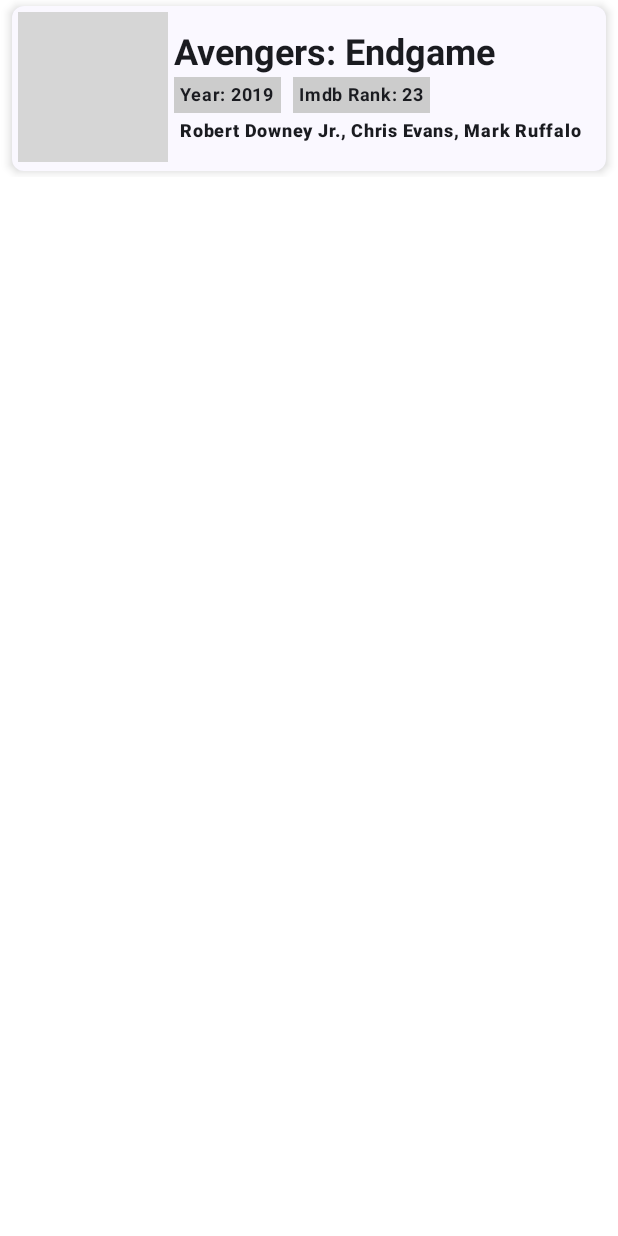
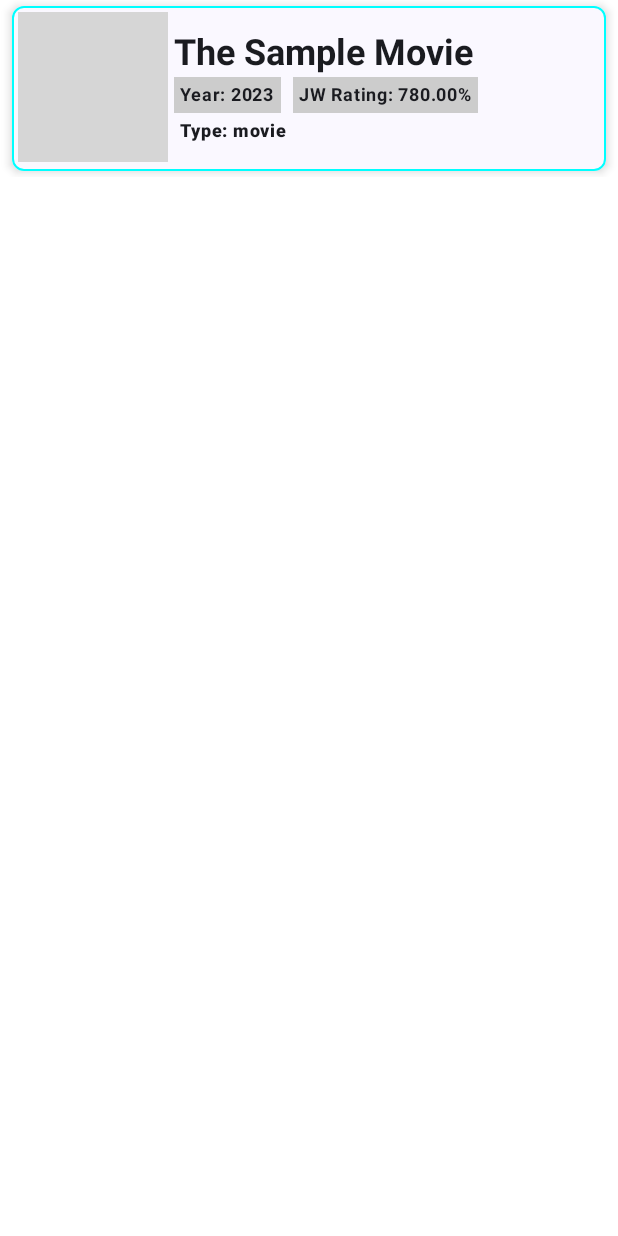
Before and after one commit to vkamat93/MovieApp, an Android app built with Jetpack Compose: the @Preview function DefaultPreview, on a phone screen of 412 x 824 dp. Run offline under Robolectric (Android 15) with nearby library versions, the phone set to English and light mode, and no system bars; our stand-ins replace livedata-compose; pictures from the network do not load; grey boxes are pictures that could not be loaded.

Commit message:
added GET endpoint for JW
hardcoded a string for results

```diff
--- a/app/src/main/java/com/example/movieapp/model/Description.kt
+++ b/app/src/main/java/com/example/movieapp/model/DescriptionImdb.kt
@@ -1,10 +1,8 @@
 package com.example.movieapp.model
 
 import com.google.gson.annotations.SerializedName
-import kotlinx.serialization.SerialName
-import kotlinx.serialization.Serializable
 
-data class Description(
+data class DescriptionImdb(
 
     @SerializedName("#ACTORS") val actors: String,
     @SerializedName("#AKA") val aka: String,
--- /dev/null
+++ b/app/src/main/java/com/example/movieapp/model/DescriptionJW.kt
@@ -0,0 +1,18 @@
+package com.example.movieapp.model
+
+data class DescriptionJW(
+    val backdrops: List<String>,
+    val id: String,
+    val imdbId: String,
+    val jwRating: Double,
+    val offers: List<Offer>,
+    val photo_url: List<String>,
+    val runtime: Int,
+    val title: String,
+    val tmdbId: String,
+    val tomatoCertifiedFresh: Boolean,
+    val tomatoMeter: Int,
+    val type: String,
+    val url: String,
+    val year: Int
+)
--- /dev/null
+++ b/app/src/main/java/com/example/movieapp/model/Offer.kt
@@ -0,0 +1,7 @@
+package com.example.movieapp.model
+
+data class Offer(
+    val name: String,
+    val type: String,
+    val url: String
+)
--- a/app/src/main/java/com/example/movieapp/model/SearchResults.kt
+++ b/app/src/main/java/com/example/movieapp/model/SearchResultsImdb.kt
@@ -1,7 +1,7 @@
 package com.example.movieapp.model
 
-data class SearchResults(
-    val description: List<Description>,
+data class SearchResultsImdb(
+    val descriptionImdb: List<DescriptionImdb>,
     val error_code: Int,
     val ok: Boolean
 )
--- a/app/src/main/java/com/example/movieapp/network/ApiService.kt
+++ b/app/src/main/java/com/example/movieapp/network/ApiService.kt
@@ -1,6 +1,6 @@
 package com.example.movieapp.network
 
-import com.example.movieapp.model.SearchResults
+import com.example.movieapp.model.SearchResultsJW
 import retrofit2.Retrofit
 import retrofit2.converter.gson.GsonConverterFactory
 import retrofit2.http.GET
@@ -8,10 +8,10 @@ import retrofit2.http.Query
 
 interface ApiService {
 
-    @GET("search")
+    @GET("justwatch")
     suspend fun getSearchResults(
         @Query("q") query: String,
-    ): SearchResults
+    ): SearchResultsJW
 
     companion object {
         private var apiService: ApiService? = null
--- a/app/src/main/java/com/example/movieapp/view/HomeUI.kt
+++ b/app/src/main/java/com/example/movieapp/view/HomeUI.kt
@@ -1,5 +1,7 @@
 package com.example.movieapp.view
 
+import android.annotation.SuppressLint
+import androidx.compose.foundation.BorderStroke
 import androidx.compose.foundation.background
 import androidx.compose.foundation.layout.Arrangement
 import androidx.compose.foundation.layout.Box
@@ -16,10 +18,12 @@ import androidx.compose.foundation.lazy.LazyColumn
 import androidx.compose.foundation.lazy.itemsIndexed
 import androidx.compose.foundation.shape.CircleShape
 import androidx.compose.foundation.shape.RoundedCornerShape
+import androidx.compose.material.icons.Icons
 import androidx.compose.material3.Card
 import androidx.compose.material3.CardDefaults
 import androidx.compose.material3.CircularProgressIndicator
 import androidx.compose.material3.MaterialTheme
+import androidx.compose.material3.MaterialTheme.colorScheme
 import androidx.compose.material3.Surface
 import androidx.compose.material3.Text
 import androidx.compose.runtime.Composable
@@ -38,7 +42,8 @@ import coil3.compose.AsyncImage
 import coil3.request.ImageRequest
 import coil3.request.crossfade
 import com.example.movieapp.R
-import com.example.movieapp.model.Description
+import com.example.movieapp.model.DescriptionJW
+import com.example.movieapp.model.Offer
 import com.example.movieapp.ui.theme.MovieAppTheme
 import com.example.movieapp.viewmodel.MovieViewModel
 
@@ -73,31 +78,59 @@ fun MovieList(movieViewModel: MovieViewModel) {
 @Composable
 fun DefaultPreview() {
     MovieAppTheme {
-        val dummyDescription = Description(
-            actors = "Robert Downey Jr., Chris Evans, Mark Ruffalo",
-            aka = "",
-            imdbId = "tt4154796",
-            imdbIv = "",
-            imdbUrl = "",
-            imgPoster = "https://m.media-amazon.com/images/M/MV5BMGNiN2RlZTMtMTkyZC00YjkwLTgyY2QtMDg1ZDNhODQwNWM4XkEyXkFqcGc@._V1_.jpg",
-            rank = 23,
-            title = "Avengers: Endgame",
-            year = 2019,
-            photoWidth = 1382,
-            photoHeight = 2048
+//        val dummyDescription = DescriptionX(
+//            actors = "Robert Downey Jr., Chris Evans, Mark Ruffalo",
+//            aka = "",
+//            imdbId = "tt4154796",
+//            imdbIv = "",
+//            imdbUrl = "",
+//            imgPoster = "https://m.media-amazon.com/images/M/MV5BMGNiN2RlZTMtMTkyZC00YjkwLTgyY2QtMDg1ZDNhODQwNWM4XkEyXkFqcGc@._V1_.jpg",
+//            rank = 23,
+//            title = "Avengers: Endgame",
+//            year = 2019,
+//            photoWidth = 1382,
+//            photoHeight = 2048
+//        )
+        val dummyMovie = DescriptionJW(
+            backdrops = listOf(
+                "https://image.tmdb.org/t/p/original/abcd1234_backdrop1.jpg",
+                "https://image.tmdb.org/t/p/original/wxyz5678_backdrop2.jpg"
+            ),
+            id = "500",
+            imdbId = "tt1234567",
+            jwRating = 7.8,
+            offers = listOf(
+                Offer(name = "Netflix", type = "Movie", url = "https://netflix.com/watch/500"),
+                Offer(name = "Prime Video", type = "Movie", url = "https://primevideo.com/title/500")
+            ),
+            photo_url = listOf(
+                "https://image.tmdb.org/t/p/w500/photo1.jpg",
+                "https://image.tmdb.org/t/p/w500/photo2.jpg"
+            ),
+            runtime = 125,
+            title = "The Sample Movie",
+            tmdbId = "500",
+            tomatoCertifiedFresh = true,
+            tomatoMeter = 85,
+            type = "movie",
+            url = "https://example.com/movies/500",
+            year = 2023
         )
-        MovieItem(description = dummyDescription)
+        MovieItem(description = dummyMovie)
     }
 }
 
 
+@SuppressLint("DefaultLocale")
 @Composable
-fun MovieItem(description: Description) {
+fun MovieItem(description: DescriptionJW) {
     // This composable function displays a single movie item in the list.
     Card (
         modifier = Modifier.padding(8.dp, 4.dp)
             .fillMaxWidth()
             .height(110.dp),
+        colors = CardDefaults.cardColors(containerColor = colorScheme.surface),
+        border = BorderStroke(1.dp, Color.Cyan),
         shape = RoundedCornerShape(8.dp),
         elevation = CardDefaults.cardElevation(defaultElevation = 4.dp)
     ) {
@@ -108,13 +141,13 @@ fun MovieItem(description: Description) {
             ) {
                 AsyncImage(
                     model = ImageRequest.Builder(LocalContext.current)
-                        .data(description.imgPoster)
+                        .data(description.photo_url[0])
                         .crossfade(true)
                         .build(),
-                    placeholder = painterResource(R.drawable.ic_launcher_foreground),
+                    placeholder = painterResource(R.drawable.cinema),
                     contentDescription = description.title,
                     contentScale = ContentScale.Fit,
-                    modifier = Modifier.size(100.dp).clip(CircleShape),
+                    modifier = Modifier.size(100.dp).clip(RoundedCornerShape(5.dp)),
                 )
                 Column (
                     modifier = Modifier
@@ -136,15 +169,16 @@ fun MovieItem(description: Description) {
                             fontWeight = FontWeight.Bold
                         )
                         Spacer(modifier = Modifier.padding(4.dp))
+                        val formatted = String.format("%.2f", description.jwRating * 100)
                         Text(
-                            text = "Imdb Rank: ${description.rank}",
+                            text = "JW Rating: $formatted%",
                             modifier = Modifier.background(Color.LightGray).padding(4.dp),
                             style = MaterialTheme.typography.labelMedium,
                             fontWeight = FontWeight.Bold
                         )
                     }
                     Text(
-                        text = description.actors,
+                        text = "Type: ${description.type}",
                         modifier = Modifier.padding(4.dp),
                         style = MaterialTheme.typography.labelMedium,
                         fontWeight = FontWeight.ExtraBold
```
Also changed, not shown: app/src/main/java/com/example/movieapp/MainActivity.kt (+43 -10 lines), app/src/main/java/com/example/movieapp/model/SearchResultsJW.kt (added, +9 -0 lines), app/src/main/java/com/example/movieapp/viewmodel/MovieViewModel.kt (+6 -8 lines), app/src/main/res/drawable/cinema.png (added).
